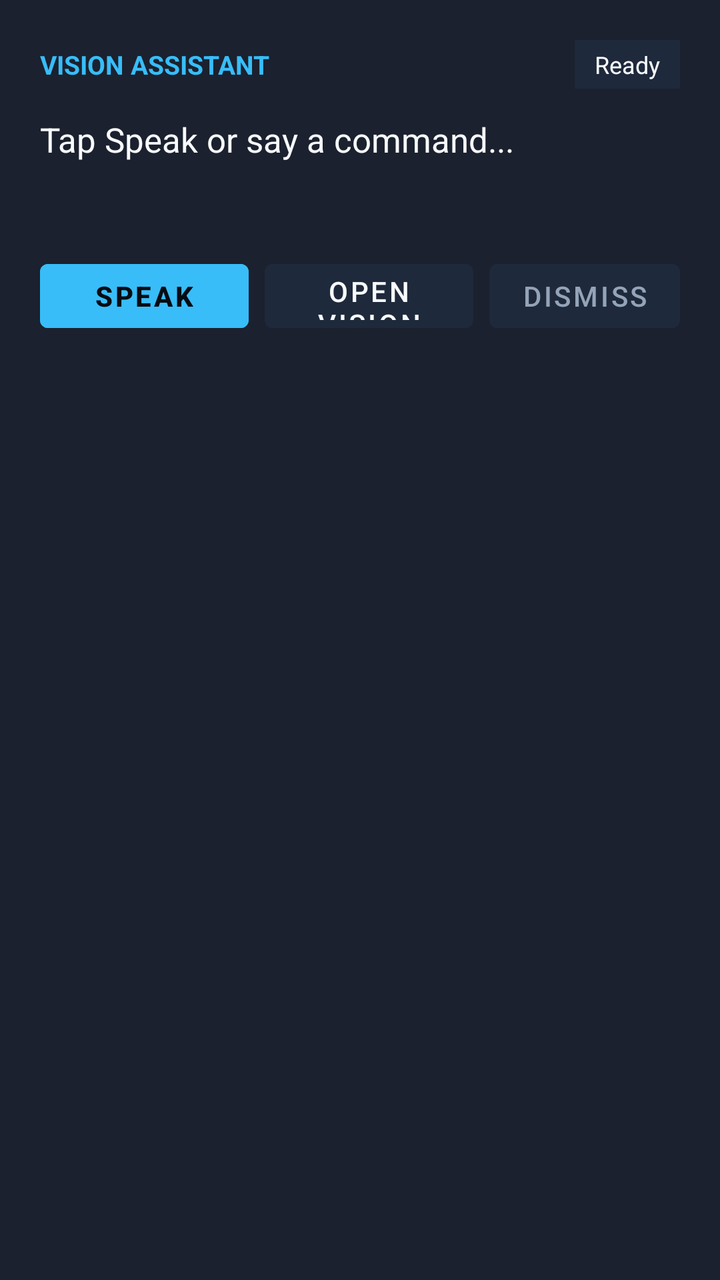
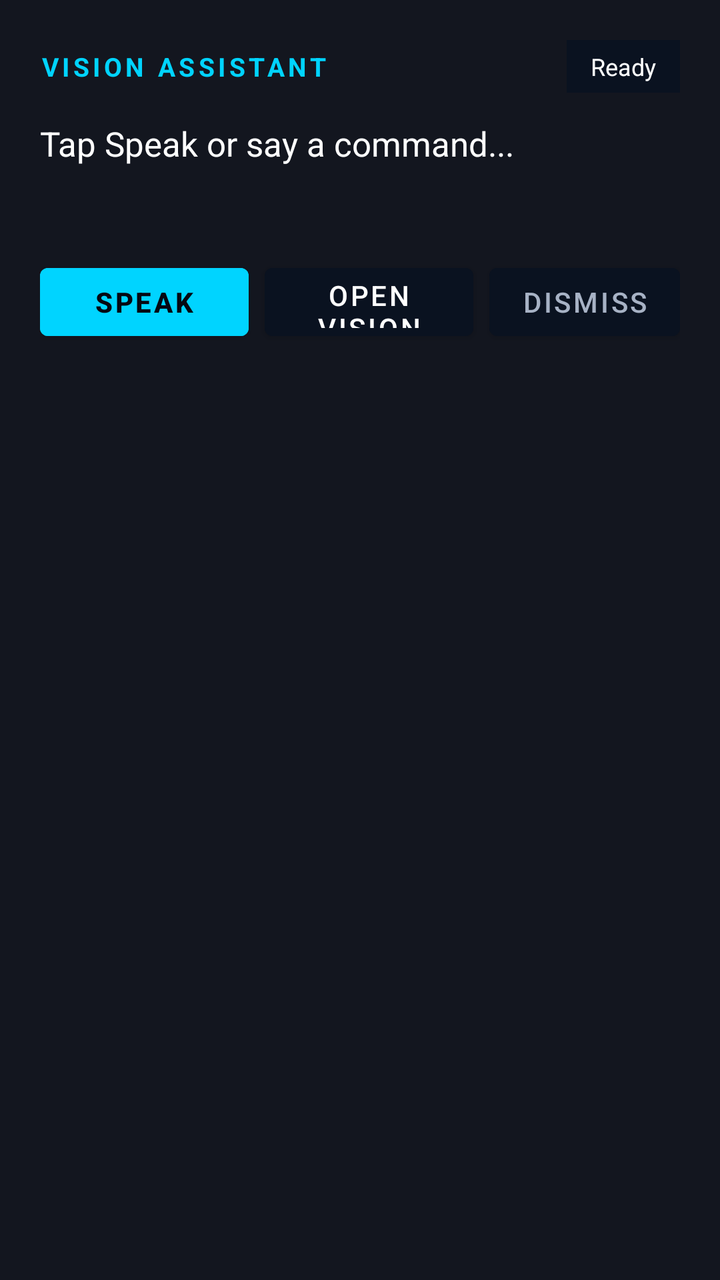

The first picture is an Android layout as it rendered before a commit; the second is the same layout after the commit. The layout source and the unified diff follow.
<!-- AndroidManifest.xml: fallback theme Theme.MaterialComponents.DayNight.NoActionBar -->
<!-- res/layout/vision_assistant_overlay.xml -->
<?xml version="1.0" encoding="utf-8"?>
<LinearLayout xmlns:android="http://schemas.android.com/apk/res/android"
    android:layout_width="match_parent"
    android:layout_height="wrap_content"
    android:layout_gravity="bottom"
    android:background="#EE0B1220"
    android:orientation="vertical"
    android:padding="20dp">

    <LinearLayout
        android:layout_width="match_parent"
        android:layout_height="wrap_content"
        android:gravity="center_vertical"
        android:orientation="horizontal">

        <TextView
            android:id="@+id/vision_overlay_title"
            android:layout_width="0dp"
            android:layout_height="wrap_content"
            android:layout_weight="1"
            android:text="VISION ASSISTANT"
            android:textColor="#38BDF8"
            android:textSize="13sp"
            android:textStyle="bold" />

        <TextView
            android:id="@+id/vision_overlay_status"
            android:layout_width="wrap_content"
            android:layout_height="wrap_content"
            android:background="#1E293B"
            android:paddingLeft="10dp"
            android:paddingTop="4dp"
            android:paddingRight="10dp"
            android:paddingBottom="4dp"
            android:text="Ready"
            android:textColor="#F8FAFC"
            android:textSize="12sp" />
    </LinearLayout>

    <TextView
        android:id="@+id/vision_overlay_transcript"
        android:layout_width="match_parent"
        android:layout_height="wrap_content"
        android:layout_marginTop="14dp"
        android:text="Tap Speak or say a command..."
        android:textColor="#F8FAFC"
        android:textSize="17sp" />

    <TextView
        android:id="@+id/vision_overlay_response"
        android:layout_width="match_parent"
        android:layout_height="wrap_content"
        android:layout_marginTop="8dp"
        android:text=""
        android:textColor="#94A3B8"
        android:textSize="14sp" />

    <LinearLayout
        android:layout_width="match_parent"
        android:layout_height="wrap_content"
        android:layout_marginTop="18dp"
        android:gravity="center_vertical"
        android:orientation="horizontal">

        <Button
            android:id="@+id/vision_overlay_mic_btn"
            android:layout_width="0dp"
            android:layout_height="44dp"
            android:layout_weight="1"
            android:backgroundTint="#38BDF8"
            android:text="Speak"
            android:textColor="#070B12"
            android:textStyle="bold" />

        <Space
            android:layout_width="8dp"
            android:layout_height="1dp" />

        <Button
            android:id="@+id/vision_overlay_open_app_btn"
            android:layout_width="0dp"
            android:layout_height="44dp"
            android:layout_weight="1"
            android:backgroundTint="#1E293B"
            android:text="Open VISION"
            android:textColor="#F8FAFC" />

        <Space
            android:layout_width="8dp"
            android:layout_height="1dp" />

        <Button
            android:id="@+id/vision_overlay_dismiss_btn"
            android:layout_width="wrap_content"
            android:layout_height="44dp"
            android:backgroundTint="#1E293B"
            android:text="Dismiss"
            android:textColor="#94A3B8" />
    </LinearLayout>
</LinearLayout>
<!-- resources referenced by this layout -->
<resources>

</resources>

<!-- the commit's change to res/layout/vision_assistant_overlay.xml (unified diff, before → after) -->
@@ -3,7 +3,7 @@
     android:layout_width="match_parent"
     android:layout_height="wrap_content"
     android:layout_gravity="bottom"
-    android:background="#EE0B1220"
+    android:background="#F0050812"
     android:orientation="vertical"
     android:padding="20dp">
 
@@ -18,8 +18,9 @@
             android:layout_width="0dp"
             android:layout_height="wrap_content"
             android:layout_weight="1"
+            android:letterSpacing="0.14"
             android:text="VISION ASSISTANT"
-            android:textColor="#38BDF8"
+            android:textColor="#00D4FF"
             android:textSize="13sp"
             android:textStyle="bold" />
 
@@ -27,13 +28,13 @@
             android:id="@+id/vision_overlay_status"
             android:layout_width="wrap_content"
             android:layout_height="wrap_content"
-            android:background="#1E293B"
-            android:paddingLeft="10dp"
-            android:paddingTop="4dp"
-            android:paddingRight="10dp"
-            android:paddingBottom="4dp"
+            android:background="#0A1220"
+            android:paddingLeft="12dp"
+            android:paddingTop="5dp"
+            android:paddingRight="12dp"
+            android:paddingBottom="5dp"
             android:text="Ready"
-            android:textColor="#F8FAFC"
+            android:textColor="#FFFFFF"
             android:textSize="12sp" />
     </LinearLayout>
 
@@ -43,7 +44,7 @@
         android:layout_height="wrap_content"
         android:layout_marginTop="14dp"
         android:text="Tap Speak or say a command..."
-        android:textColor="#F8FAFC"
+        android:textColor="#FFFFFF"
         android:textSize="17sp" />
 
     <TextView
@@ -52,7 +53,7 @@
         android:layout_height="wrap_content"
         android:layout_marginTop="8dp"
         android:text=""
-        android:textColor="#94A3B8"
+        android:textColor="#A7B2C5"
         android:textSize="14sp" />
 
     <LinearLayout
@@ -65,11 +66,11 @@
         <Button
             android:id="@+id/vision_overlay_mic_btn"
             android:layout_width="0dp"
-            android:layout_height="44dp"
+            android:layout_height="46dp"
             android:layout_weight="1"
-            android:backgroundTint="#38BDF8"
+            android:backgroundTint="#00D4FF"
             android:text="Speak"
-            android:textColor="#070B12"
+            android:textColor="#050812"
             android:textStyle="bold" />
 
         <Space
@@ -79,11 +80,11 @@
         <Button
             android:id="@+id/vision_overlay_open_app_btn"
             android:layout_width="0dp"
-            android:layout_height="44dp"
+            android:layout_height="46dp"
             android:layout_weight="1"
-            android:backgroundTint="#1E293B"
+            android:backgroundTint="#0A1220"
             android:text="Open VISION"
-            android:textColor="#F8FAFC" />
+            android:textColor="#FFFFFF" />
 
         <Space
             android:layout_width="8dp"
@@ -92,9 +93,9 @@
         <Button
             android:id="@+id/vision_overlay_dismiss_btn"
             android:layout_width="wrap_content"
-            android:layout_height="44dp"
-            android:backgroundTint="#1E293B"
+            android:layout_height="46dp"
+            android:backgroundTint="#0A1220"
             android:text="Dismiss"
-            android:textColor="#94A3B8" />
+            android:textColor="#A7B2C5" />
     </LinearLayout>
 </LinearLayout>
